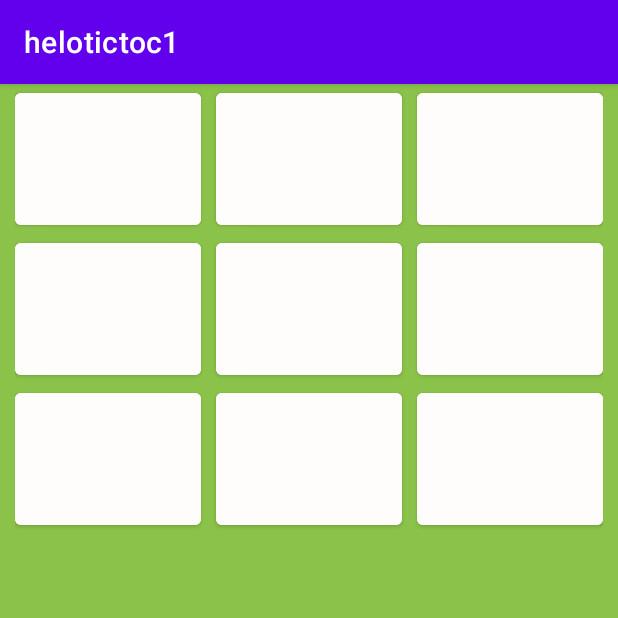
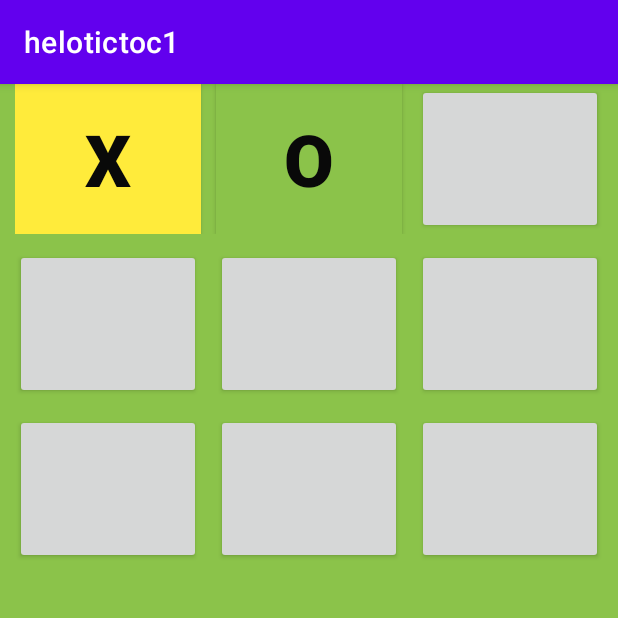
Before and after one commit to susandanne/helotictoc1, an Android app: the GameActivity2 screen opened directly, with no data from a screen before it, after a tap on an icon or button, on a phone screen of 412 x 824 dp, the top half of it. Run offline under Robolectric (Android 15) with nearby library versions, the phone set to English and light mode, and no system bars; 3 other taps on this screen came first.

Commit message:
game2 logic setup and button to app compatbutton and bgtint remove and table row no 2 margin top and bottom 10dp

```diff
--- a/app/src/main/java/com/example/helotictoc1/GameActivity2.kt
+++ b/app/src/main/java/com/example/helotictoc1/GameActivity2.kt
@@ -27,6 +27,24 @@ class GameActivity2 : AppCompatActivity() {
             R.id.bu9->cellId=9
 
         }
-        Log.d("data",cellId.toString())
+        playGameonreal(cellId,buselected)
+//        Log.d("data : cellid",cellId.toString())
+    }
+     var activeplayer=1
+     var player1=ArrayList<Int>()
+     var player2=ArrayList<Int>()
+    fun playGameonreal(cellid: Int,buselected: Button){
+     if(activeplayer==1){
+         buselected.text="X"
+         buselected.setBackgroundResource(R.color.yellow)
+         player1.add(cellid)
+         activeplayer=2
+     }
+        else{
+         buselected.text="o"
+         buselected.setBackgroundResource(R.color.green)
+         player2.add(cellid)
+         activeplayer=1
+        }
     }
 }
--- a/app/src/main/res/layout/activity_game2.xml
+++ b/app/src/main/res/layout/activity_game2.xml
@@ -22,36 +22,78 @@
             android:layout_width="match_parent"
             android:layout_height="match_parent">
 
-            <Button
+            <androidx.appcompat.widget.AppCompatButton
                 android:id="@+id/bu1"
                 android:layout_width="wrap_content"
                 android:layout_height="45pt"
                 android:layout_weight="1"
-                android:backgroundTint="#FFFCFC"
+
                 android:onClick="btnclick"
                 android:textColor="#090909"
                 android:textSize="48sp"
                 android:textStyle="bold" />
 
-            <Button
+            <androidx.appcompat.widget.AppCompatButton
                 android:id="@+id/bu2"
                 android:layout_width="wrap_content"
                 android:layout_height="45pt"
                 android:layout_marginLeft="10dp"
                 android:layout_marginRight="10dp"
                 android:layout_weight="1"
-                android:backgroundTint="#FFFCFC"
+
                 android:onClick="btnclick"
                 android:textColor="#090909"
                 android:textSize="48sp"
                 android:textStyle="bold" />
 
-            <Button
+            <androidx.appcompat.widget.AppCompatButton
                 android:id="@+id/bu3"
                 android:layout_width="wrap_content"
                 android:layout_height="45pt"
                 android:layout_weight="1"
-                android:backgroundTint="#FFFCFC"
+
+                android:onClick="btnclick"
+                android:textColor="#090909"
+                android:textSize="48sp"
+                android:textStyle="bold" />
+        </TableRow>
+
+        <TableRow
+            android:layout_width="match_parent"
+            android:layout_height="match_parent"
+            android:layout_marginTop="10dp"
+            android:layout_marginBottom="10dp">
+
+            <androidx.appcompat.widget.AppCompatButton
+                android:id="@+id/bu4"
+                android:layout_width="wrap_content"
+                android:layout_height="45pt"
+                android:layout_weight="1"
+
+                android:onClick="btnclick"
+                android:textColor="#090909"
+                android:textSize="48sp"
+                android:textStyle="bold" />
+
+            <androidx.appcompat.widget.AppCompatButton
+                android:id="@+id/bu5"
+                android:layout_width="wrap_content"
+                android:layout_height="45pt"
+                android:layout_marginLeft="10dp"
+                android:layout_marginRight="10dp"
+                android:layout_weight="1"
+
+                android:onClick="btnclick"
+                android:textColor="#090909"
+                android:textSize="48sp"
+                android:textStyle="bold" />
+
+            <androidx.appcompat.widget.AppCompatButton
+                android:id="@+id/bu6"
+                android:layout_width="wrap_content"
+                android:layout_height="45pt"
+                android:layout_weight="1"
+
                 android:onClick="btnclick"
                 android:textColor="#090909"
                 android:textSize="48sp"
@@ -62,76 +104,35 @@
             android:layout_width="match_parent"
             android:layout_height="match_parent">
 
-            <Button
-                android:id="@+id/bu4"
+            <androidx.appcompat.widget.AppCompatButton
+                android:id="@+id/bu7"
                 android:layout_width="wrap_content"
                 android:layout_height="45pt"
                 android:layout_weight="1"
-                android:backgroundTint="#FFFCFC"
                 android:onClick="btnclick"
                 android:textColor="#090909"
                 android:textSize="48sp"
                 android:textStyle="bold" />
 
-            <Button
-                android:id="@+id/bu5"
-                android:layout_width="wrap_content"
-                android:layout_height="45pt"
-                android:layout_marginLeft="10dp"
-                android:layout_marginRight="10dp"
-                android:layout_weight="1"
-                android:backgroundTint="#FFFCFC"
-                android:onClick="btnclick"
-                android:textColor="#090909"
-                android:textSize="48sp"
-                android:textStyle="bold" />
-
-            <Button
-                android:id="@+id/bu6"
-                android:layout_width="wrap_content"
-                android:layout_height="45pt"
-                android:layout_weight="1"
-                android:backgroundTint="#FFFCFC"
-                android:onClick="btnclick"
-                android:textColor="#090909"
-                android:textSize="48sp"
-                android:textStyle="bold" />
-        </TableRow>
-
-        <TableRow
-            android:layout_width="match_parent"
-            android:layout_height="match_parent">
-
-            <Button
-                android:id="@+id/bu7"
-                android:layout_width="wrap_content"
-                android:layout_height="45pt"
-                android:layout_weight="1"
-                android:backgroundTint="#FFFCFC"
-                android:onClick="btnclick"
-                android:textColor="#090909"
-                android:textSize="48sp"
-                android:textStyle="bold" />
-
-            <Button
+            <androidx.appcompat.widget.AppCompatButton
                 android:id="@+id/bu8"
                 android:layout_width="wrap_content"
                 android:layout_height="45pt"
                 android:layout_marginLeft="10dp"
                 android:layout_marginRight="10dp"
                 android:layout_weight="1"
-                android:backgroundTint="#FFFCFC"
+
                 android:onClick="btnclick"
                 android:textColor="#090909"
                 android:textSize="48sp"
                 android:textStyle="bold" />
 
-            <Button
+            <androidx.appcompat.widget.AppCompatButton
                 android:id="@+id/bu9"
                 android:layout_width="wrap_content"
                 android:layout_height="45pt"
                 android:layout_weight="1"
-                android:backgroundTint="#FFFCFC"
+
                 android:onClick="btnclick"
                 android:textColor="#090909"
                 android:textSize="48sp"
--- a/app/src/main/res/values/colors.xml
+++ b/app/src/main/res/values/colors.xml
@@ -7,4 +7,6 @@
     <color name="teal_700">#FF018786</color>
     <color name="black">#FF000000</color>
     <color name="white">#FFFFFFFF</color>
+    <color name="green">#8BC34A</color>
+    <color name="yellow">#FFEB3B</color>
 </resources>
```
